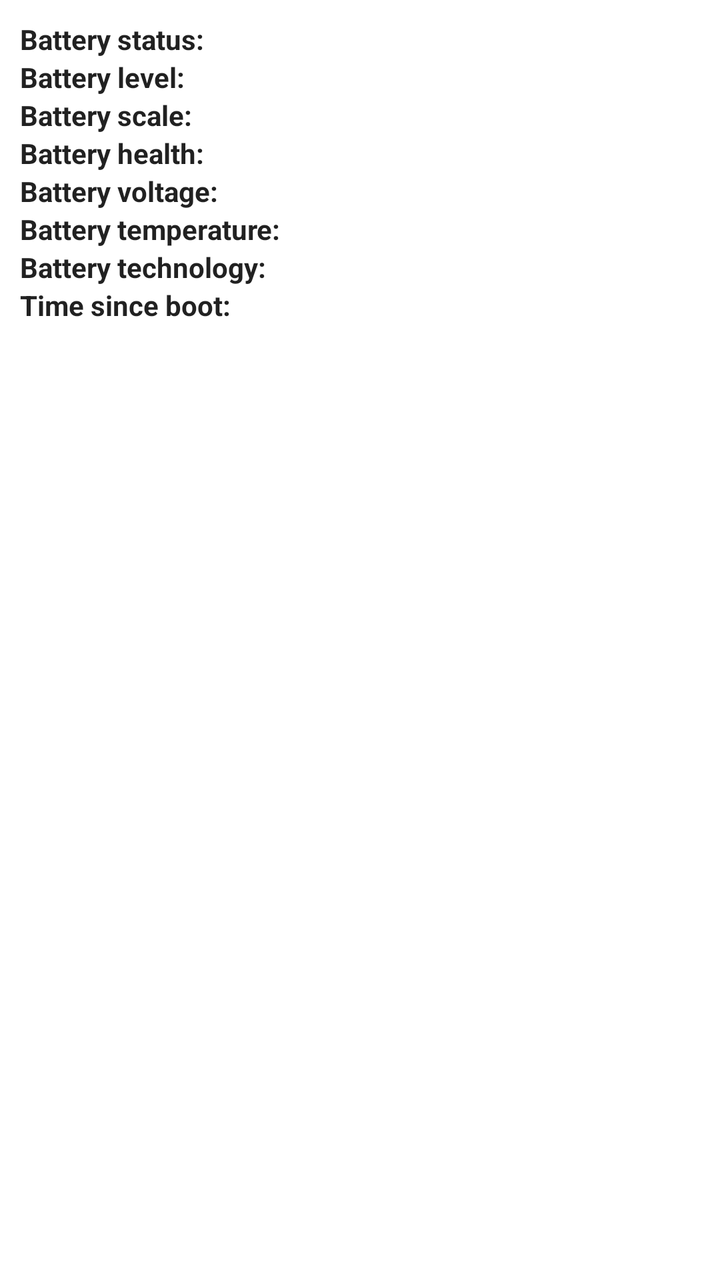
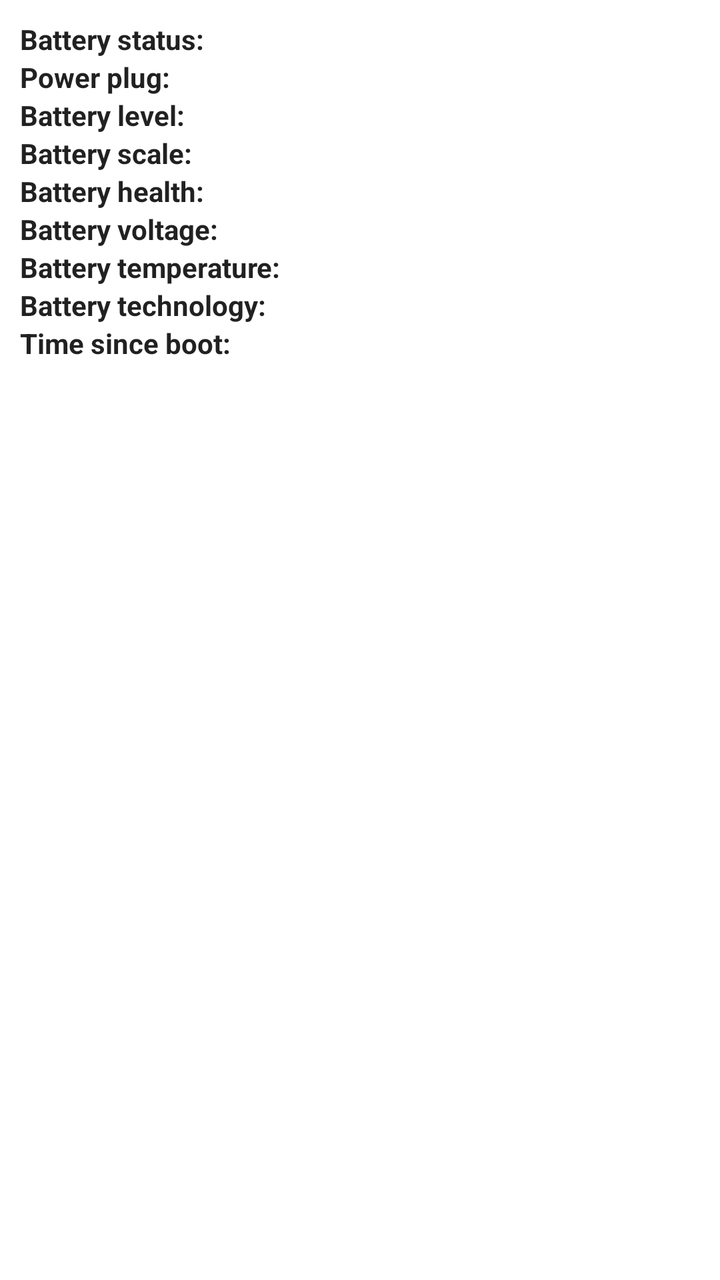

An Android layout rendered at two revisions. The XML below is the earlier revision; the diff shows what the commit changed to produce the second picture.
<!-- AndroidManifest.xml: fallback theme Theme.MaterialComponents.DayNight.NoActionBar -->
<!-- res/layout/battery_info.xml -->
<?xml version="1.0" encoding="utf-8"?>
<LinearLayout xmlns:android="http://schemas.android.com/apk/res/android" style="@style/info_layout">        

    
    <LinearLayout style="@style/entry_layout">
        <TextView android:text="@string/battery_info_status_label" style="@style/info_label" />
        <TextView android:id="@+id/status" style="@style/info_value" />
    </LinearLayout>

    
    <LinearLayout style="@style/entry_layout">
        <TextView android:text="@string/battery_info_level_label" style="@style/info_label" />
        <TextView android:id="@+id/level" style="@style/info_value" />
    </LinearLayout>

    
    <LinearLayout style="@style/entry_layout">
        <TextView android:text="@string/battery_info_scale_label" style="@style/info_label" />
        <TextView android:id="@+id/scale" style="@style/info_value" />
    </LinearLayout>
    
    
    <LinearLayout style="@style/entry_layout">
        <TextView android:text="@string/battery_info_health_label" style="@style/info_label" />
        <TextView android:id="@+id/health" style="@style/info_value" />
    </LinearLayout>

    
    <LinearLayout style="@style/entry_layout">
        <TextView android:text="@string/battery_info_voltage_label" style="@style/info_label" />
        <TextView android:id="@+id/voltage" style="@style/info_value" />
    </LinearLayout>

    
    <LinearLayout style="@style/entry_layout">
        <TextView android:text="@string/battery_info_temperature_label" style="@style/info_label" />
        <TextView android:id="@+id/temperature" style="@style/info_value" />
    </LinearLayout>

    
    <LinearLayout style="@style/entry_layout">
        <TextView android:text="@string/battery_info_technology_label" style="@style/info_label" />
        <TextView android:id="@+id/technology" style="@style/info_value" />
    </LinearLayout>

    
    <LinearLayout style="@style/entry_layout">
        <TextView android:text="@string/battery_info_uptime" style="@style/info_label" />
        <TextView android:id="@+id/uptime" style="@style/info_value" />
    </LinearLayout>

</LinearLayout>
<!-- resources referenced by this layout -->
<resources>
  <string name="battery_info_health_label">Battery health:</string>
  <string name="battery_info_level_label">Battery level:</string>
  <string name="battery_info_scale_label">Battery scale:</string>
  <string name="battery_info_status_label">Battery status:</string>
  <string name="battery_info_technology_label">Battery technology:</string>
  <string name="battery_info_temperature_label">Battery temperature:</string>
  <string name="battery_info_uptime">Time since boot:</string>
  <string name="battery_info_voltage_label">Battery voltage:</string>
  <style name="entry_layout">
          <item name="android:orientation">horizontal</item>
          <item name="android:layout_width">wrap_content</item>
          <item name="android:layout_height">wrap_content</item>
      </style>
  <style name="info_label">
          <item name="android:layout_height">wrap_content</item>
          <item name="android:layout_width">wrap_content</item>
          <item name="android:textAppearance">@style/TextAppearance.info_label</item>
          <item name="android:paddingRight">4dip</item>
      </style>
  <style name="info_layout">
          <item name="android:orientation">vertical</item>
          <item name="android:paddingLeft">10dip</item>
          <item name="android:paddingTop">10dip</item>
          <item name="android:paddingRight">10dip</item>
          <item name="android:paddingBottom">10dip</item>
          <item name="android:layout_width">fill_parent</item>
          <item name="android:layout_height">fill_parent</item>
      </style>
  <style name="info_value">
          <item name="android:layout_height">wrap_content</item>
          <item name="android:layout_width">wrap_content</item>
          <item name="android:textAppearance">@style/TextAppearance.info_value</item>
      </style>
  <style name="TextAppearance.info_label">
          <item name="android:textSize">14sp</item>
          <item name="android:textStyle">bold</item>
      </style>
  <style name="TextAppearance.info_value">
          <item name="android:textSize">14sp</item>
          <item name="android:textStyle">normal</item>
      </style>
</resources>

<!-- the commit's change to res/layout/battery_info.xml (unified diff, before → after) -->
@@ -5,6 +5,12 @@
     <LinearLayout style="@style/entry_layout">
         <TextView android:text="@string/battery_info_status_label" style="@style/info_label" />
         <TextView android:id="@+id/status" style="@style/info_value" />
+    </LinearLayout>
+
+    
+    <LinearLayout style="@style/entry_layout">
+        <TextView android:text="@string/battery_info_power_label" style="@style/info_label" />
+        <TextView android:id="@+id/power" style="@style/info_value" />
     </LinearLayout>
 
     
<!-- resource entries referenced after the edit -->
@@ -2,6 +2,7 @@
 <resources>
   <string name="battery_info_health_label">Battery health:</string>
   <string name="battery_info_level_label">Battery level:</string>
+  <string name="battery_info_power_label">Power plug:</string>
   <string name="battery_info_scale_label">Battery scale:</string>
   <string name="battery_info_status_label">Battery status:</string>
   <string name="battery_info_technology_label">Battery technology:</string>
